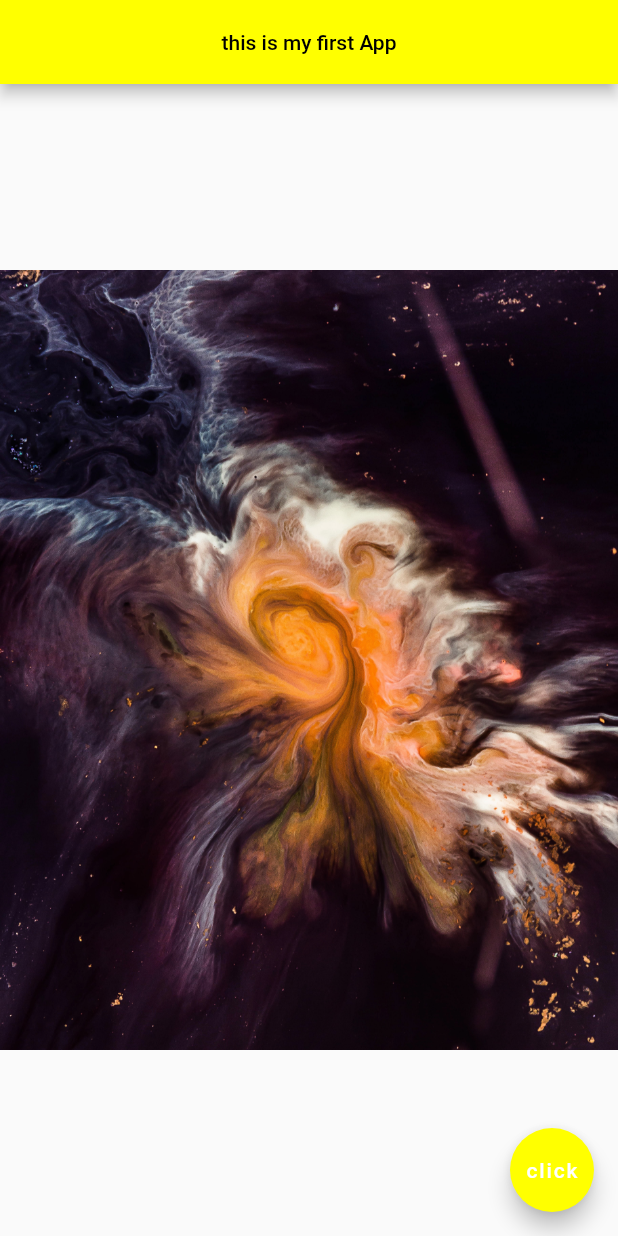
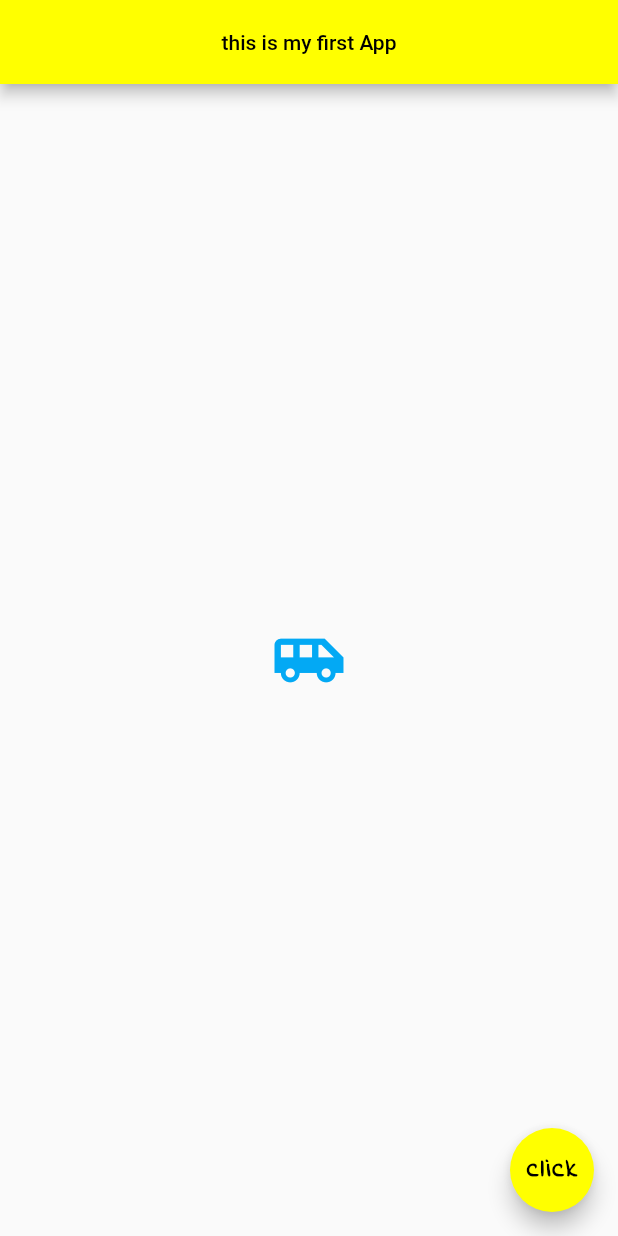
Before and after one commit to irakliB778/net-ninja, a Flutter app: the screen it shows after launch, on a phone screen of 412 x 824 dp. Run offline on Flutter 3.47's test engine with Material 2 defaults, Android fonts, the phone set to English and light mode, and no system bars.

Commit message:
add icon

```diff
--- a/lib/main.dart
+++ b/lib/main.dart
@@ -20,9 +20,21 @@ class Home extends StatelessWidget {
           centerTitle: true,
           backgroundColor: Colors.yellowAccent,
         ),body:Center(
-      child:Image.asset('images/space-1.jpg')
+      child:Icon(
+        Icons.airport_shuttle,
+        color:Colors.lightBlue,
+        size: 50,
+      )
     ),floatingActionButton: FloatingActionButton(
-      child:Text('click'),
+      child:Text(
+          'click',
+        style:TextStyle(
+          fontFamily: 'IndieFlower',
+          fontSize: 18,
+          color:Colors.black,
+          fontWeight: FontWeight.bold
+        )
+      ),
       backgroundColor: Colors.yellowAccent,
     ),
        // backgroundColor: Colors.lightBlue[700]
```
